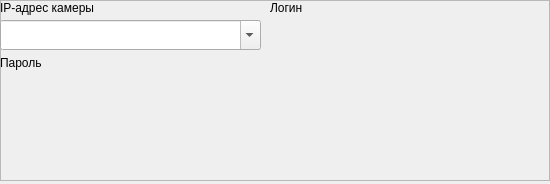
xXRadioHeadXx/start7, file m_cfg/unitWidgets/widget_onvif.ui: the form before one commit.
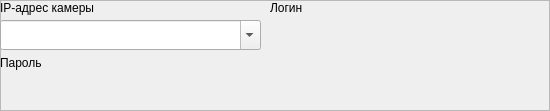
The form after the commit. Custom widgets are drawn as their Qt base class.

Patch:
```diff
--- a/m_cfg/unitWidgets/widget_onvif.ui
+++ b/m_cfg/unitWidgets/widget_onvif.ui
@@ -7,7 +7,7 @@
     <x>0</x>
     <y>0</y>
     <width>550</width>
-    <height>184</height>
+    <height>111</height>
    </rect>
   </property>
   <property name="windowTitle">
@@ -19,7 +19,7 @@
      <x>0</x>
      <y>0</y>
      <width>550</width>
-     <height>181</height>
+     <height>111</height>
     </rect>
    </property>
    <property name="frameShape">
```
Left out of the diff: 10 changed lines with no effect on the pictures.
